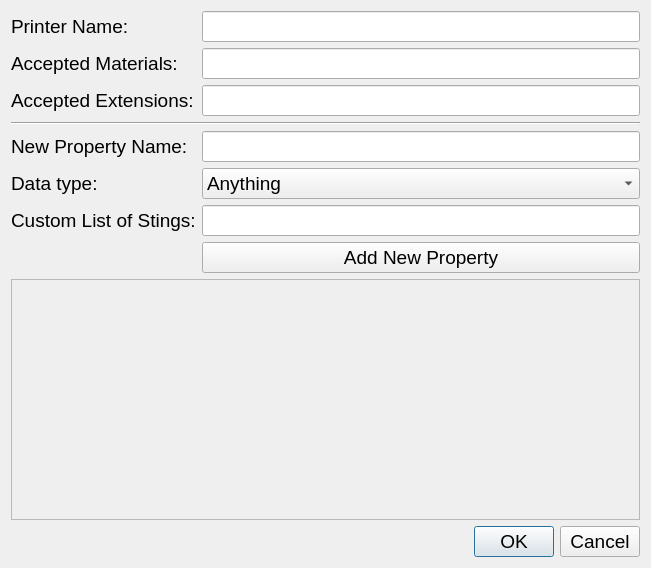
First picture: the form in creator_administrator/printer/ui/add_printer_dialog.ui, repository GijsGroote/creator_administrator, before the edit.
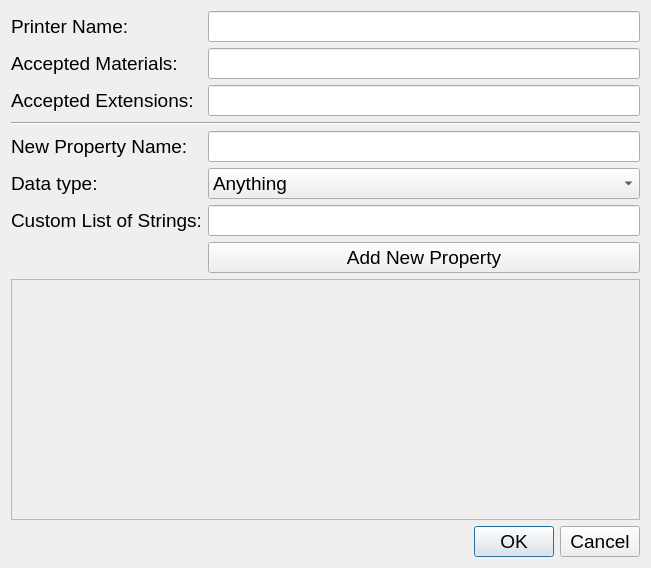
Second picture: the form after the edit. Icons and pictures are not drawn.

The edit to the form file:
```diff
--- a/creator_administrator/printer/ui/add_printer_dialog.ui
+++ b/creator_administrator/printer/ui/add_printer_dialog.ui
@@ -182,7 +182,7 @@
           <string>&lt;html&gt;&lt;head/&gt;&lt;body&gt;&lt;p&gt;Seperate by comma's&lt;/p&gt;&lt;p&gt;&lt;br/&gt;&lt;/p&gt;&lt;p&gt;Example: &lt;/p&gt;&lt;p&gt;&lt;br/&gt;&lt;/p&gt;&lt;p&gt;wood, oil, stove, green&lt;/p&gt;&lt;/body&gt;&lt;/html&gt;</string>
          </property>
          <property name="text">
-          <string>Custom List of Stings:</string>
+          <string>Custom List of Strings:</string>
          </property>
          <property name="buddy">
           <cstring>customListLineEdit</cstring>
```
Left out of the diff: 20 changed lines with no effect on the pictures.
